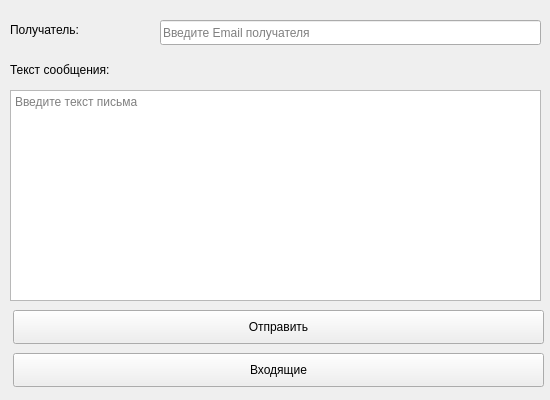
Above: forms/main_window.ui from ummo93/windows_mail_agent before the change. Below: the same form after it.
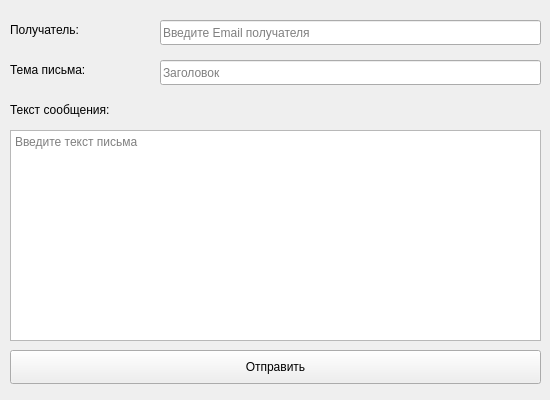
That is the form after the change.

The edit to the form file:
```diff
--- a/forms/main_window.ui
+++ b/forms/main_window.ui
@@ -28,8 +28,8 @@
   <widget class="QPushButton" name="pushButton">
    <property name="geometry">
     <rect>
-     <x>13</x>
-     <y>310</y>
+     <x>10</x>
+     <y>350</y>
      <width>531</width>
      <height>34</height>
     </rect>
@@ -38,24 +38,11 @@
     <string>Отправить</string>
    </property>
   </widget>
-  <widget class="QPushButton" name="incomeButton">
-   <property name="geometry">
-    <rect>
-     <x>13</x>
-     <y>353</y>
-     <width>531</width>
-     <height>34</height>
-    </rect>
-   </property>
-   <property name="text">
-    <string>Входящие</string>
-   </property>
-  </widget>
   <widget class="QLabel" name="label">
    <property name="geometry">
     <rect>
      <x>10</x>
-     <y>60</y>
+     <y>100</y>
      <width>133</width>
      <height>19</height>
     </rect>
@@ -68,7 +55,7 @@
    <property name="geometry">
     <rect>
      <x>10</x>
-     <y>90</y>
+     <y>130</y>
      <width>531</width>
      <height>211</height>
     </rect>
@@ -127,6 +114,32 @@
     <string>Получатель:</string>
    </property>
   </widget>
+  <widget class="QLabel" name="label_3">
+   <property name="geometry">
+    <rect>
+     <x>10</x>
+     <y>60</y>
+     <width>111</width>
+     <height>19</height>
+    </rect>
+   </property>
+   <property name="text">
+    <string>Тема письма:</string>
+   </property>
+  </widget>
+  <widget class="QLineEdit" name="subject">
+   <property name="geometry">
+    <rect>
+     <x>160</x>
+     <y>60</y>
+     <width>381</width>
+     <height>25</height>
+    </rect>
+   </property>
+   <property name="placeholderText">
+    <string>Заголовок</string>
+   </property>
+  </widget>
  </widget>
  <tabstops>
   <tabstop>incomeButton</tabstop>
```
Left out of the diff: 1 changed line with no effect on the pictures.
